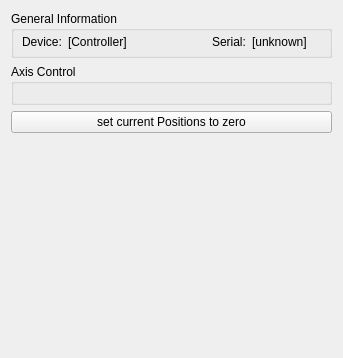
Old version of the form ThorlabsKCubeDCServo/dockWidgetThorlabsKCubeDCServo.ui in the repository itom-project/plugins.
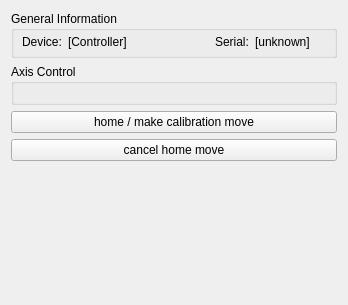
New version of the form. Custom widgets are drawn as their Qt base class.

Commit message: first running version of ThorlabsKCubeDCServo

```diff
--- a/ThorlabsKCubeDCServo/dockWidgetThorlabsKCubeDCServo.ui
+++ b/ThorlabsKCubeDCServo/dockWidgetThorlabsKCubeDCServo.ui
@@ -6,8 +6,8 @@
    <rect>
     <x>0</x>
     <y>0</y>
-    <width>343</width>
-    <height>358</height>
+    <width>348</width>
+    <height>305</height>
    </rect>
   </property>
   <property name="minimumSize">
@@ -173,7 +173,14 @@
    <item>
     <widget class="QPushButton" name="btnCalib">
      <property name="text">
-      <string>set current Positions to zero</string>
+      <string>home / make calibration move</string>
+     </property>
+    </widget>
+   </item>
+   <item>
+    <widget class="QPushButton" name="btnHomeCancel">
+     <property name="text">
+      <string>cancel home move</string>
      </property>
     </widget>
    </item>
```
Left out of the diff: 28 changed lines with no effect on the pictures. The commit also changes 9 other files.
